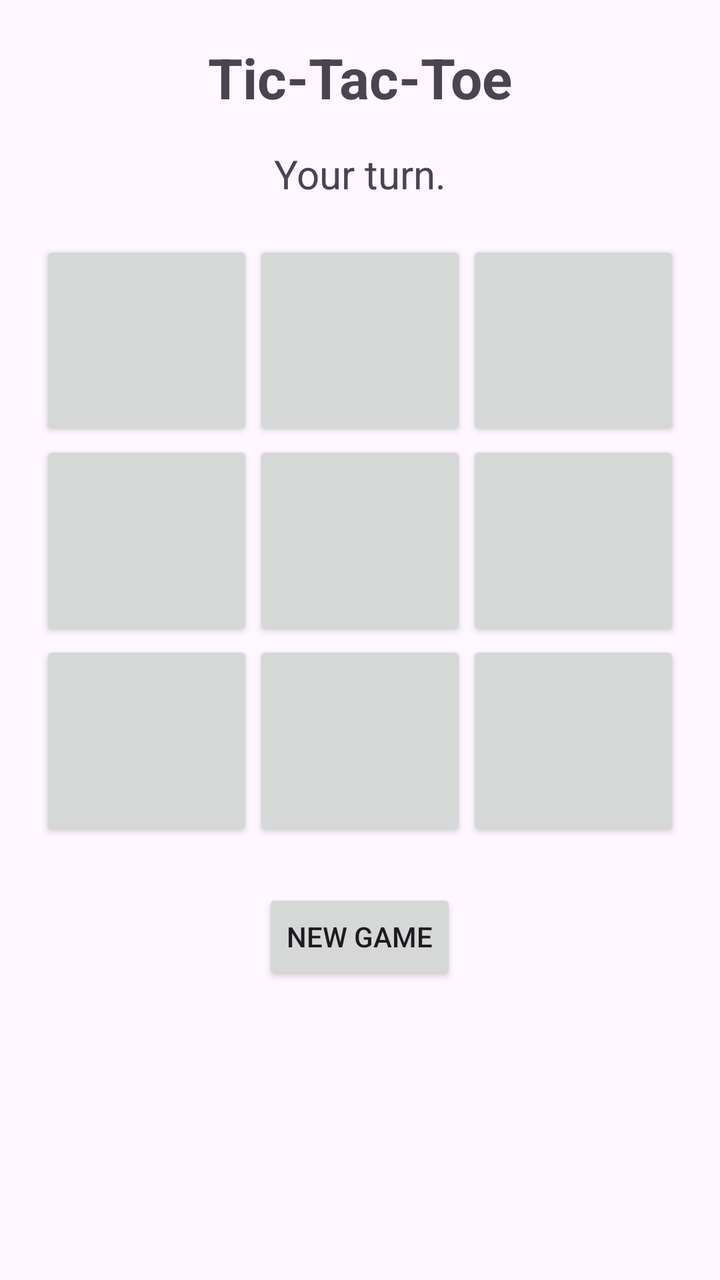
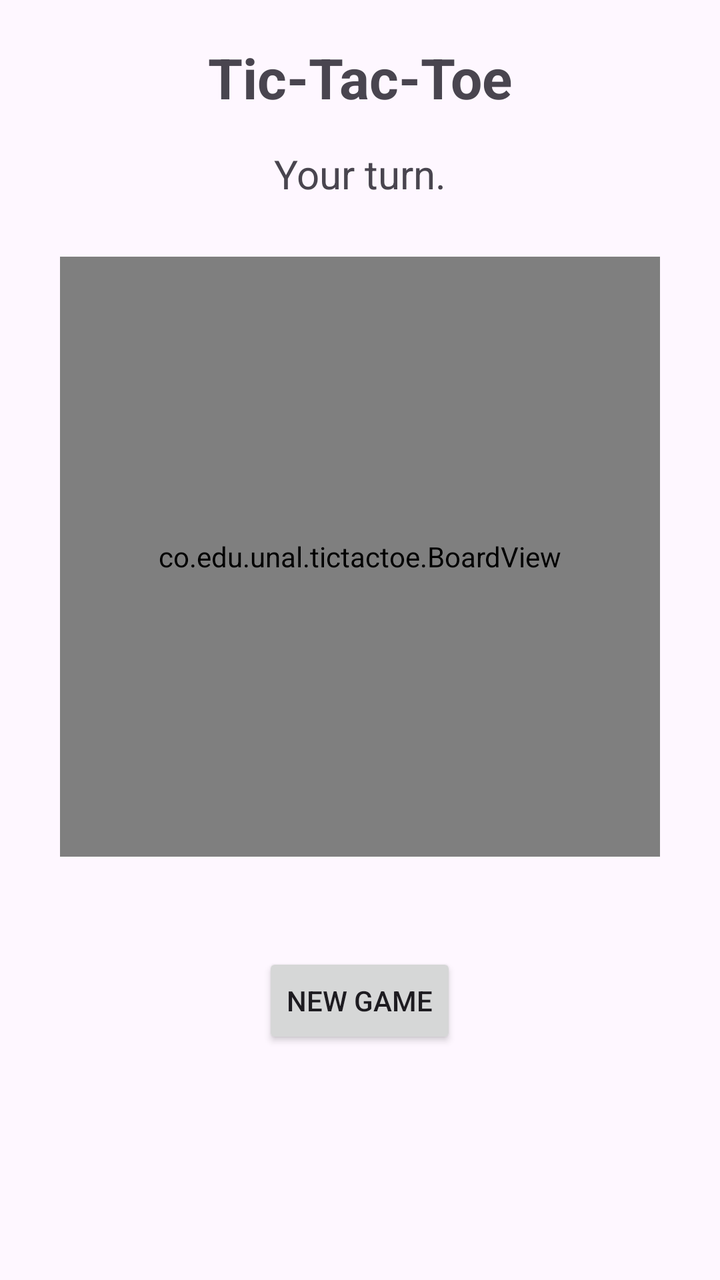

Screens rendered from an Android XML layout before and after an edit, with the pre-edit source and the edit as a unified diff.
<!-- AndroidManifest.xml: application theme Theme.AndroidTicTacToeTutorial2 -->
<!-- res/layout/fragment_first.xml -->
<?xml version="1.0" encoding="utf-8"?>
<LinearLayout
    xmlns:android="http://schemas.android.com/apk/res/android"
    android:layout_width="match_parent"
    android:layout_height="match_parent"
    android:orientation="vertical"
    android:gravity="center_horizontal"
    android:padding="20dp">

    
    <TextView
        android:id="@+id/titleText"
        android:layout_width="wrap_content"
        android:layout_height="wrap_content"
        android:text="@string/game_title"
        android:textSize="28sp"
        android:textStyle="bold"
        android:layout_marginBottom="16dp" />

    
    <TextView
        android:id="@+id/information"
        android:layout_width="match_parent"
        android:layout_height="wrap_content"
        android:text="@string/turn_human"
        android:textSize="20sp"
        android:gravity="center"
        android:layout_marginBottom="20dp" />

    
    <TableLayout
        android:id="@+id/play_grid"
        android:layout_width="match_parent"
        android:layout_height="wrap_content">

        
        <TableRow
            android:layout_width="match_parent"
            android:layout_height="wrap_content">

            <Button
                android:id="@+id/one"
                android:layout_width="0dp"
                android:layout_height="100dp"
                android:layout_weight="1"
                android:text=""
                android:contentDescription="@string/cell_1"
                android:textSize="48sp" />

            <Button
                android:id="@+id/two"
                android:layout_width="0dp"
                android:layout_height="100dp"
                android:layout_weight="1"
                android:text=""
                android:contentDescription="@string/cell_2"
                android:textSize="48sp" />

            <Button
                android:id="@+id/three"
                android:layout_width="0dp"
                android:layout_height="100dp"
                android:layout_weight="1"
                android:text=""
                android:contentDescription="@string/cell_3"
                android:textSize="48sp" />

        </TableRow>

        
        <TableRow
            android:layout_width="match_parent"
            android:layout_height="wrap_content">

            <Button
                android:id="@+id/four"
                android:layout_width="0dp"
                android:layout_height="100dp"
                android:layout_weight="1"
                android:text=""
                android:contentDescription="@string/cell_4"
                android:textSize="48sp" />

            <Button
                android:id="@+id/five"
                android:layout_width="0dp"
                android:layout_height="100dp"
                android:layout_weight="1"
                android:text=""
                android:contentDescription="@string/cell_5"
                android:textSize="48sp" />

            <Button
                android:id="@+id/six"
                android:layout_width="0dp"
                android:layout_height="100dp"
                android:layout_weight="1"
                android:text=""
                android:contentDescription="@string/cell_6"
                android:textSize="48sp" />

        </TableRow>

        
        <TableRow
            android:layout_width="match_parent"
            android:layout_height="wrap_content">

            <Button
                android:id="@+id/seven"
                android:layout_width="0dp"
                android:layout_height="100dp"
                android:layout_weight="1"
                android:text=""
                android:contentDescription="@string/cell_7"
                android:textSize="48sp" />

            <Button
                android:id="@+id/eight"
                android:layout_width="0dp"
                android:layout_height="100dp"
                android:layout_weight="1"
                android:text=""
                android:contentDescription="@string/cell_8"
                android:textSize="48sp" />

            <Button
                android:id="@+id/nine"
                android:layout_width="0dp"
                android:layout_height="100dp"
                android:layout_weight="1"
                android:text=""
                android:contentDescription="@string/cell_9"
                android:textSize="48sp" />

        </TableRow>

    </TableLayout>

    
    <Button
        android:id="@+id/restartButton"
        android:layout_width="wrap_content"
        android:layout_height="wrap_content"
        android:text="@string/new_game"
        android:layout_marginTop="24dp" />

</LinearLayout>
<!-- resources referenced by this layout -->
<resources>
  <string name="cell_1">Casilla 1</string>
  <string name="cell_2">Casilla 2</string>
  <string name="cell_3">Casilla 3</string>
  <string name="cell_4">Casilla 4</string>
  <string name="cell_5">Casilla 5</string>
  <string name="cell_6">Casilla 6</string>
  <string name="cell_7">Casilla 7</string>
  <string name="cell_8">Casilla 8</string>
  <string name="cell_9">Casilla 9</string>
  <string name="game_title">Tic-Tac-Toe</string>
  <string name="new_game">New Game</string>
  <string name="turn_human">Your turn.</string>
  <style name="Theme.AndroidTicTacToeTutorial2" parent="Base.Theme.AndroidTicTacToeTutorial2" />
  <style name="Base.Theme.AndroidTicTacToeTutorial2" parent="Theme.Material3.DayNight.NoActionBar">
          
          
      </style>
</resources>

<!-- the commit's change to res/layout/fragment_first.xml (unified diff, before → after) -->
@@ -28,114 +28,13 @@
         android:layout_marginBottom="20dp" />
 
     
-    <TableLayout
-        android:id="@+id/play_grid"
-        android:layout_width="match_parent"
-        android:layout_height="wrap_content">
-
-        
-        <TableRow
-            android:layout_width="match_parent"
-            android:layout_height="wrap_content">
-
-            <Button
-                android:id="@+id/one"
-                android:layout_width="0dp"
-                android:layout_height="100dp"
-                android:layout_weight="1"
-                android:text=""
-                android:contentDescription="@string/cell_1"
-                android:textSize="48sp" />
-
-            <Button
-                android:id="@+id/two"
-                android:layout_width="0dp"
-                android:layout_height="100dp"
-                android:layout_weight="1"
-                android:text=""
-                android:contentDescription="@string/cell_2"
-                android:textSize="48sp" />
-
-            <Button
-                android:id="@+id/three"
-                android:layout_width="0dp"
-                android:layout_height="100dp"
-                android:layout_weight="1"
-                android:text=""
-                android:contentDescription="@string/cell_3"
-                android:textSize="48sp" />
-
-        </TableRow>
-
-        
-        <TableRow
-            android:layout_width="match_parent"
-            android:layout_height="wrap_content">
-
-            <Button
-                android:id="@+id/four"
-                android:layout_width="0dp"
-                android:layout_height="100dp"
-                android:layout_weight="1"
-                android:text=""
-                android:contentDescription="@string/cell_4"
-                android:textSize="48sp" />
-
-            <Button
-                android:id="@+id/five"
-                android:layout_width="0dp"
-                android:layout_height="100dp"
-                android:layout_weight="1"
-                android:text=""
-                android:contentDescription="@string/cell_5"
-                android:textSize="48sp" />
-
-            <Button
-                android:id="@+id/six"
-                android:layout_width="0dp"
-                android:layout_height="100dp"
-                android:layout_weight="1"
-                android:text=""
-                android:contentDescription="@string/cell_6"
-                android:textSize="48sp" />
-
-        </TableRow>
-
-        
-        <TableRow
-            android:layout_width="match_parent"
-            android:layout_height="wrap_content">
-
-            <Button
-                android:id="@+id/seven"
-                android:layout_width="0dp"
-                android:layout_height="100dp"
-                android:layout_weight="1"
-                android:text=""
-                android:contentDescription="@string/cell_7"
-                android:textSize="48sp" />
-
-            <Button
-                android:id="@+id/eight"
-                android:layout_width="0dp"
-                android:layout_height="100dp"
-                android:layout_weight="1"
-                android:text=""
-                android:contentDescription="@string/cell_8"
-                android:textSize="48sp" />
-
-            <Button
-                android:id="@+id/nine"
-                android:layout_width="0dp"
-                android:layout_height="100dp"
-                android:layout_weight="1"
-                android:text=""
-                android:contentDescription="@string/cell_9"
-                android:textSize="48sp" />
-
-        </TableRow>
-
-    </TableLayout>
+    <co.edu.unal.tictactoe.BoardView
+        android:id="@+id/boardView"
+        android:layout_width="300dp"
+        android:layout_height="300dp"
+        android:layout_gravity="center"
+        android:layout_marginTop="8dp"
+        android:layout_marginBottom="24dp" />
 
     
     <Button
<!-- resource entries referenced after the edit -->
@@ -1,14 +1,5 @@
 <!-- resources referenced by this layout -->
 <resources>
-  <string name="cell_1">Casilla 1</string>
-  <string name="cell_2">Casilla 2</string>
-  <string name="cell_3">Casilla 3</string>
-  <string name="cell_4">Casilla 4</string>
-  <string name="cell_5">Casilla 5</string>
-  <string name="cell_6">Casilla 6</string>
-  <string name="cell_7">Casilla 7</string>
-  <string name="cell_8">Casilla 8</string>
-  <string name="cell_9">Casilla 9</string>
   <string name="game_title">Tic-Tac-Toe</string>
   <string name="new_game">New Game</string>
   <string name="turn_human">Your turn.</string>
